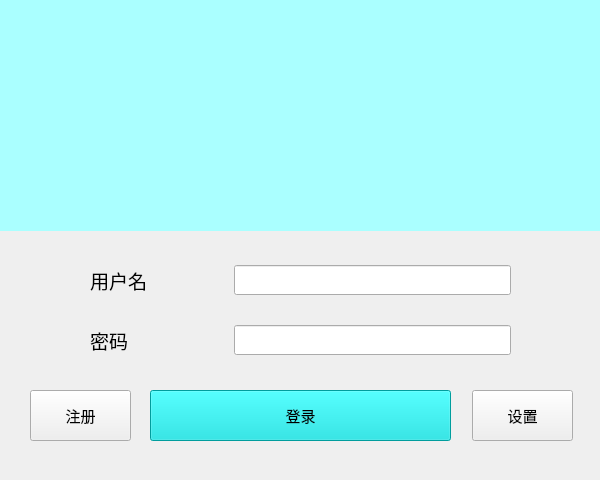
First picture: the form in client/loginwindow.ui, repository zx1316/linpop-lan-im, before the edit.
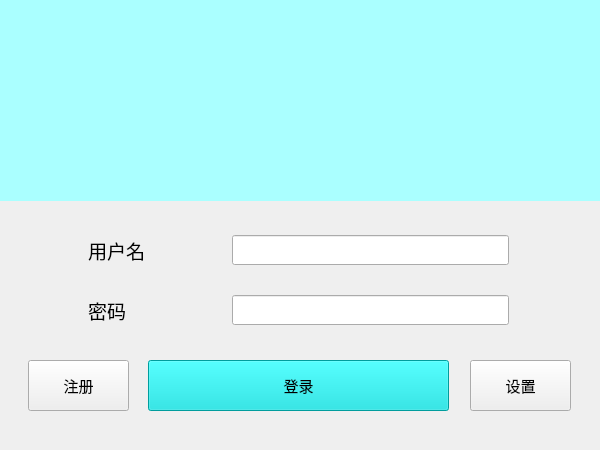
Second picture: the form after the edit.

```diff
--- a/client/loginwindow.ui
+++ b/client/loginwindow.ui
@@ -7,19 +7,19 @@
     <x>0</x>
     <y>0</y>
     <width>600</width>
-    <height>480</height>
+    <height>450</height>
    </rect>
   </property>
   <property name="minimumSize">
    <size>
     <width>600</width>
-    <height>480</height>
+    <height>450</height>
    </size>
   </property>
   <property name="maximumSize">
    <size>
     <width>600</width>
-    <height>480</height>
+    <height>450</height>
    </size>
   </property>
   <property name="windowTitle">
@@ -28,8 +28,8 @@
   <widget class="QPushButton" name="login_pushbutton">
    <property name="geometry">
     <rect>
-     <x>150</x>
-     <y>390</y>
+     <x>148</x>
+     <y>360</y>
      <width>301</width>
      <height>51</height>
     </rect>
@@ -52,7 +52,7 @@
      <x>0</x>
      <y>0</y>
      <width>600</width>
-     <height>231</height>
+     <height>201</height>
     </rect>
    </property>
    <property name="maximumSize">
@@ -72,8 +72,8 @@
   <widget class="QPushButton" name="signup_pushbutton">
    <property name="geometry">
     <rect>
-     <x>30</x>
-     <y>390</y>
+     <x>28</x>
+     <y>360</y>
      <width>101</width>
      <height>51</height>
     </rect>
@@ -90,8 +90,8 @@
   <widget class="QWidget" name="layoutWidget">
    <property name="geometry">
     <rect>
-     <x>90</x>
-     <y>310</y>
+     <x>88</x>
+     <y>280</y>
      <width>421</width>
      <height>61</height>
     </rect>
@@ -133,8 +133,8 @@
   <widget class="QWidget" name="layoutWidget_2">
    <property name="geometry">
     <rect>
-     <x>90</x>
-     <y>250</y>
+     <x>88</x>
+     <y>220</y>
      <width>421</width>
      <height>61</height>
     </rect>
@@ -174,8 +174,8 @@
   <widget class="QPushButton" name="config_pushbutton">
    <property name="geometry">
     <rect>
-     <x>472</x>
-     <y>390</y>
+     <x>470</x>
+     <y>360</y>
      <width>101</width>
      <height>51</height>
     </rect>
```
